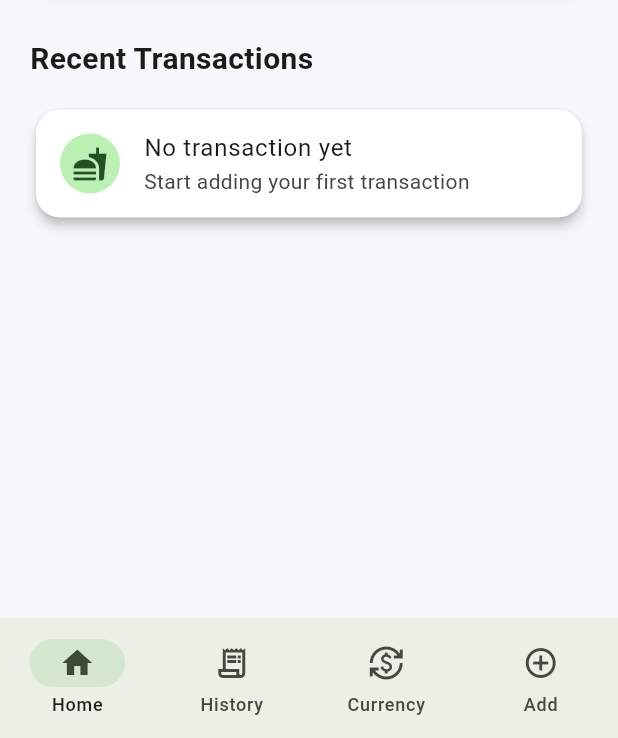
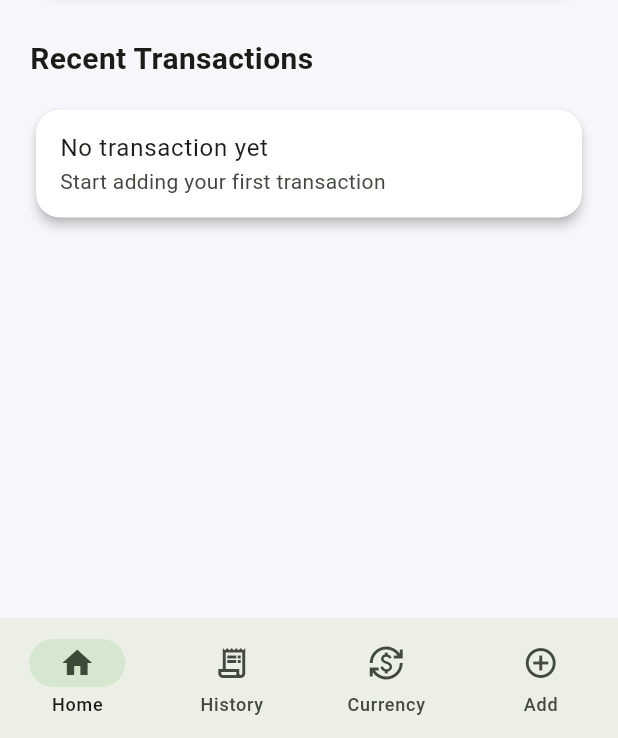
Before and after one commit to Joeejoeenig/123230184_TPM-T2-IF-G, a Flutter app: the screen it shows after launch, on a phone screen of 412 x 824 dp, the part 498-1236 px from its top. Run offline on Flutter 3.47's test engine with Material 3 defaults, Android fonts, the phone set to English and light mode, and no system bars; our stand-ins replace shared_preferences.

Commit message:
commit
commit

```diff
--- a/SmartExpense/lib/screens/dashboard_screen.dart
+++ b/SmartExpense/lib/screens/dashboard_screen.dart
@@ -9,6 +9,7 @@
 //   @override
 //   Widget build(BuildContext context) {
 //     final provider = context.watch<TransactionProvider>();
+
 //     return Scaffold(
 //       appBar: AppBar(
 //         title: const Text("Smart Expense Tracker"),
@@ -18,7 +19,6 @@
 //         child: Column(
 //           crossAxisAlignment: CrossAxisAlignment.start,
 //           children: [
-
 //             const Text(
 //               "Welcome 👋",
 //               style: TextStyle(
@@ -42,37 +42,34 @@
 //               child: Padding(
 //                 padding: const EdgeInsets.all(20),
 //                 child: Column(
-//                   children: const [
-
+//                   children: [
 //                     Text(
-//                       "Rp 0",
-//                       style: TextStyle(
+//                       "Rp ${provider.balance.toStringAsFixed(0)}",
+//                       style: const TextStyle(
 //                         fontSize: 34,
 //                         fontWeight: FontWeight.bold,
 //                       ),
 //                     ),
 
-//                     SizedBox(height: 15),
+//                     const SizedBox(height: 15),
 
 //                     Row(
 //                       mainAxisAlignment: MainAxisAlignment.spaceEvenly,
 //                       children: [
-
 //                         Column(
 //                           children: [
-
-//                             Icon(
+//                             const Icon(
 //                               Icons.arrow_downward,
 //                               color: Colors.green,
 //                             ),
 
-//                             SizedBox(height: 5),
+//                             const SizedBox(height: 5),
 
-//                             Text("Income"),
+//                             const Text("Income"),
 
 //                             Text(
-//                               "Rp 0",
-//                               style: TextStyle(
+//                               "Rp ${provider.totalIncome.toStringAsFixed(0)}",
+//                               style: const TextStyle(
 //                                 color: Colors.green,
 //                                 fontWeight: FontWeight.bold,
 //                               ),
@@ -82,19 +79,18 @@
 
 //                         Column(
 //                           children: [
-
-//                             Icon(
+//                             const Icon(
 //                               Icons.arrow_upward,
 //                               color: Colors.red,
 //                             ),
 
-//                             SizedBox(height: 5),
+//                             const SizedBox(height: 5),
 
-//                             Text("Expense"),
+//                             const Text("Expense"),
 
 //                             Text(
-//                               "Rp 0",
-//                               style: TextStyle(
+//                               "Rp ${provider.totalExpense.toStringAsFixed(0)}",
+//                               style: const TextStyle(
 //                                 color: Colors.red,
 //                                 fontWeight: FontWeight.bold,
 //                               ),
@@ -120,15 +116,43 @@
 
 //             const SizedBox(height: 15),
 
-//             Card(
-//               child: ListTile(
-//                 leading: CircleAvatar(
-//                   child: Icon(Icons.fastfood),
+//             if (provider.transactions.isEmpty)
+//               const Card(
+//                 child: ListTile(
+//                   leading: CircleAvatar(
+//                     child: Icon(Icons.fastfood),
+//                   ),
+//                   title: Text("No transaction yet"),
+//                   subtitle: Text("Start adding your first transaction"),
 //                 ),
-//                 title: Text("No transaction yet"),
-//                 subtitle: Text("Start adding your first transaction"),
+//               )
+//             else
+//               Card(
+//                 child: ListTile(
+//                   leading: CircleAvatar(
+//                     child: Icon(
+//                       provider.transactions.last.type == "Income"
+//                           ? Icons.arrow_downward
+//                           : Icons.arrow_upward,
+//                     ),
+//                   ),
+//                   title: Text(provider.transactions.last.category),
+//                   subtitle: Text(
+//                     provider.transactions.last.note.isEmpty
+//                         ? provider.transactions.last.type
+//                         : provider.transactions.last.note,
+//                   ),
+//                   trailing: Text(
+//                     "Rp ${provider.transactions.last.amount.toStringAsFixed(0)}",
+//                     style: TextStyle(
+//                       color: provider.transactions.last.type == "Income"
+//                           ? Colors.green
+//                           : Colors.red,
+//                       fontWeight: FontWeight.bold,
+//                     ),
+//                   ),
+//                 ),
 //               ),
-//             ),
 //           ],
 //         ),
 //       ),
@@ -147,6 +171,9 @@ class DashboardScreen extends StatelessWidget {
   @override
   Widget build(BuildContext context) {
     final provider = context.watch<TransactionProvider>();
+
+    final recentTransactions =
+        provider.transactions.reversed.take(5).toList();
 
     return Scaffold(
       appBar: AppBar(
@@ -169,9 +196,7 @@ class DashboardScreen extends StatelessWidget {
 
             const Text(
               "Total Balance",
-              style: TextStyle(
-                fontSize: 18,
-              ),
+              style: TextStyle(fontSize: 18),
             ),
 
             const SizedBox(height: 10),
@@ -192,7 +217,8 @@ class DashboardScreen extends StatelessWidget {
                     const SizedBox(height: 15),
 
                     Row(
-                      mainAxisAlignment: MainAxisAlignment.spaceEvenly,
+                      mainAxisAlignment:
+                          MainAxisAlignment.spaceEvenly,
                       children: [
                         Column(
                           children: [
@@ -200,11 +226,8 @@ class DashboardScreen extends StatelessWidget {
                               Icons.arrow_downward,
                               color: Colors.green,
                             ),
-
                             const SizedBox(height: 5),
-
                             const Text("Income"),
-
                             Text(
                               "Rp ${provider.totalIncome.toStringAsFixed(0)}",
                               style: const TextStyle(
@@ -221,11 +244,8 @@ class DashboardScreen extends StatelessWidget {
                               Icons.arrow_upward,
                               color: Colors.red,
                             ),
-
                             const SizedBox(height: 5),
-
                             const Text("Expense"),
-
                             Text(
                               "Rp ${provider.totalExpense.toStringAsFixed(0)}",
                               style: const TextStyle(
@@ -254,42 +274,62 @@ class DashboardScreen extends StatelessWidget {
 
             const SizedBox(height: 15),
 
-            if (provider.transactions.isEmpty)
+            if (recentTransactions.isEmpty)
               const Card(
                 child: ListTile(
-                  leading: CircleAvatar(
-                    child: Icon(Icons.fastfood),
-                  ),
                   title: Text("No transaction yet"),
-                  subtitle: Text("Start adding your first transaction"),
+                  subtitle:
+                      Text("Start adding your first transaction"),
                 ),
               )
             else
-              Card(
+              ListView.builder(
+                shrinkWrap: true,
+                physics:
+                    const NeverScrollableScrollPhysics(),
+                itemCount: recentTransactions.length,
+                itemBuilder: (context, index) {
+                  final transaction =
+                      recentTransactions[index];
+
+                  final isIncome =
+                      transaction.type == "Income";
+
+                  return Card(
+                    margin:
+                        const EdgeInsets.only(bottom: 10),
                     child: ListTile(
                       leading: CircleAvatar(
+                        backgroundColor: isIncome
+                            ? Colors.green.shade100
+                            : Colors.red.shade100,
                         child: Icon(
-                      provider.transactions.last.type == "Income"
+                          isIncome
                               ? Icons.arrow_downward
                               : Icons.arrow_upward,
+                          color: isIncome
+                              ? Colors.green
+                              : Colors.red,
                         ),
                       ),
-                  title: Text(provider.transactions.last.category),
+                      title: Text(transaction.category),
                       subtitle: Text(
-                    provider.transactions.last.note.isEmpty
-                        ? provider.transactions.last.type
-                        : provider.transactions.last.note,
+                        transaction.note.isEmpty
+                            ? transaction.type
+                            : transaction.note,
                       ),
                       trailing: Text(
-                    "Rp ${provider.transactions.last.amount.toStringAsFixed(0)}",
+                        "Rp ${transaction.amount.toStringAsFixed(0)}",
                         style: TextStyle(
-                      color: provider.transactions.last.type == "Income"
+                          color: isIncome
                               ? Colors.green
                               : Colors.red,
                           fontWeight: FontWeight.bold,
                         ),
                       ),
                     ),
+                  );
+                },
               ),
           ],
         ),
--- a/SmartExpense/lib/services/currency_service.dart
+++ b/SmartExpense/lib/services/currency_service.dart
@@ -6,7 +6,8 @@ class CurrencyService {
   static Future<Map<String, dynamic>> getRates() async {
     final response = await http.get(
       Uri.parse(
-        "https://api.frankfurter.app/latest?from=IDR",
+        //"https://api.frankfurter.app/latest?from=IDR",
+        "https://api.frankfurter.app/latest?base=IDR",
       ),
     );
 
```
Lines whose indentation alone changed are shown as unchanged.
